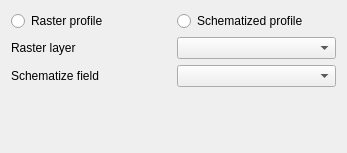
Old version of the form flo2d/ui/profile_tool.ui in the repository FLO-2DSoftware/qgis-flo-2d-plugin.
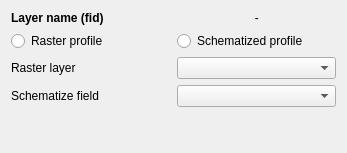
New version of the form.

Commit message: Initial working version of profile tool.

Diff of the .ui file:
```diff
--- a/flo2d/ui/profile_tool.ui
+++ b/flo2d/ui/profile_tool.ui
@@ -14,6 +14,41 @@
    <string>Form</string>
   </property>
   <layout class="QVBoxLayout" name="verticalLayout_2">
+   <item>
+    <layout class="QHBoxLayout" name="horizontalLayout_4">
+     <property name="bottomMargin">
+      <number>0</number>
+     </property>
+     <item>
+      <widget class="QLabel" name="label_2">
+       <property name="font">
+        <font>
+         <weight>75</weight>
+         <bold>true</bold>
+        </font>
+       </property>
+       <property name="text">
+        <string>Layer name (fid)</string>
+       </property>
+      </widget>
+     </item>
+     <item>
+      <widget class="QLabel" name="lyr_label">
+       <property name="font">
+        <font>
+         <italic>true</italic>
+        </font>
+       </property>
+       <property name="text">
+        <string>-</string>
+       </property>
+       <property name="alignment">
+        <set>Qt::AlignCenter</set>
+       </property>
+      </widget>
+     </item>
+    </layout>
+   </item>
    <item>
     <layout class="QHBoxLayout" name="horizontalLayout">
      <item>
@@ -38,7 +73,7 @@
    <item>
     <layout class="QHBoxLayout" name="horizontalLayout_3">
      <item>
-      <widget class="QLabel" name="label_2">
+      <widget class="QLabel" name="rlabel">
        <property name="text">
         <string>Raster layer</string>
        </property>
```
Left out of the diff: 10 changed lines with no effect on the pictures. The commit also changes 2 other files.
